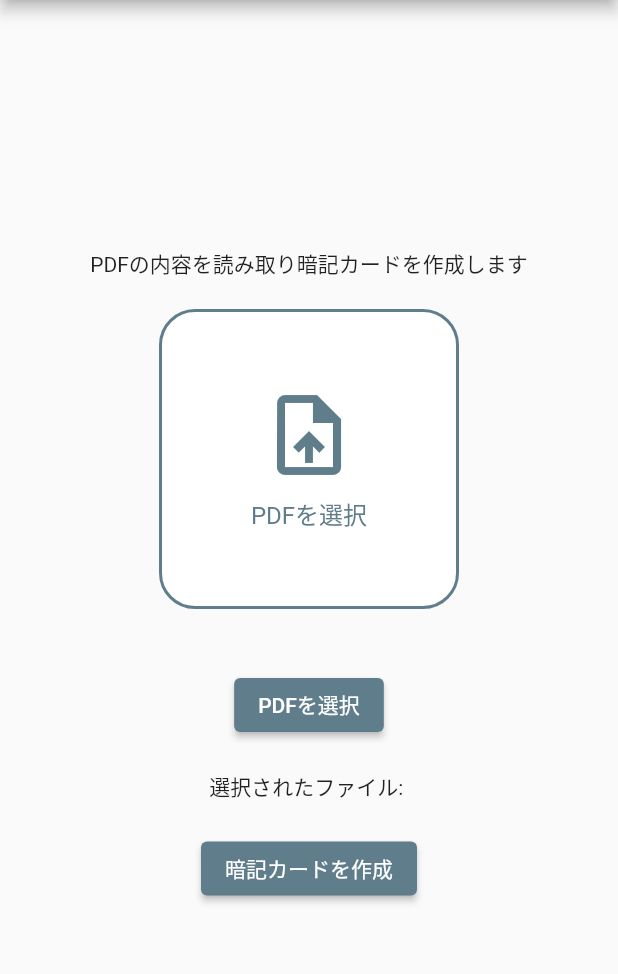
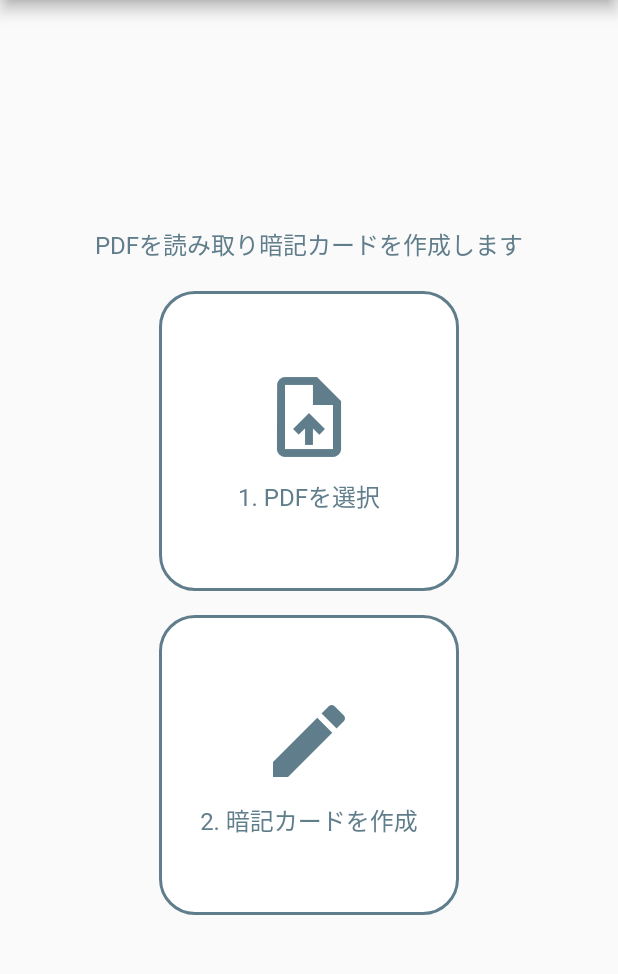
Before and after one commit to kou72/ai_flash_card, a Flutter app: the screen it shows after launch, on a phone screen of 412 x 824 dp, the part 84-1058 px from its top. Run offline on Flutter 3.47's test engine with Material 2 defaults, Android fonts, the phone set to English and light mode, and no system bars; our stand-ins replace file_picker.

Commit message:
startscreen.dartファイルの変更点を分析すると、以下のような変更が行われています。
- 92行目の文言が修正され、"PDFの内容を読み取り暗記カードを作成します"から"PDFを読み取り暗記カードを作成します"に変更されました。
- 93行目から98行目までのコードが追加され、新たなウィジェットが作成されました。
- 95行目から100行目までのコードがコメントアウトされ、一時的に無効化されました。
- 124行目のmarginの値が変更され、20.0から8.0に変更されました。
- 159行目の文言が修正され、"PDFを選択"から"1. PDFを選択"に変更されました。
- 188行目から264行目までのコードが追加され、新たなウィジェットが作成されました。

startscreen.dart
- 92行目の文言を修正し、"PDFの内容を読み取り暗記カードを作成します"から"PDFを読み取り暗記カードを作成します"に変更
- 93行目から98行目までのコードを追加し、新たなウィジェットを作成
- 95行目から100行目までのコードをコメントアウトし、一時的に無効化
- 124行目のmarginの値を変更し、20.0から8.0に変更
- 159行目の文言を修正し、"PDFを選択"から"1. PDFを選択"に変更
- 188行目から264行目までのコードを追加し、新たなウィジェットを作成

```diff
--- a/lib/startscreen.dart
+++ b/lib/startscreen.dart
@@ -89,18 +89,24 @@ class StartScreenState extends State<StartScreen> {
       mainAxisAlignment: MainAxisAlignment.center,
       children: <Widget>[
         const Text(
-          'PDFの内容を読み取り暗記カードを作成します',
+          'PDFを読み取り暗記カードを作成します',
+          style: TextStyle(
+            color: Colors.blueGrey,
+            fontSize: 16.0,
+          ),
         ),
+        const SizedBox(height: 12.0),
         _pdfPickContainer(),
-        const SizedBox(height: 20.0),
-        ElevatedButton(
-          onPressed: _pickPDF,
-          child: const Text('PDFを選択'),
-        ),
-        const SizedBox(height: 20.0),
-        Text('選択されたファイル: $_pickedFileName'),
-        const SizedBox(height: 20.0),
-        _createFlashcardsButton(),
+        _createFlashcardsContainer(),
+        // const SizedBox(height: 20.0),
+        // ElevatedButton(
+        //   onPressed: _pickPDF,
+        //   child: const Text('PDFを選択'),
+        // ),
+        // const SizedBox(height: 20.0),
+        // Text('選択されたファイル: $_pickedFileName'),
+        // const SizedBox(height: 20.0),
+        // _createFlashcardsButton(),
       ],
     );
   }
@@ -121,7 +127,7 @@ class StartScreenState extends State<StartScreen> {
     return GestureDetector(
       onTap: _pickPDF,
       child: Container(
-        margin: const EdgeInsets.all(20.0),
+        margin: const EdgeInsets.all(8.0),
         decoration: BoxDecoration(
           color: Colors.white,
           border: Border.all(
@@ -156,7 +162,7 @@ class StartScreenState extends State<StartScreen> {
         ),
         SizedBox(height: 8.0),
         Text(
-          'PDFを選択',
+          '1. PDFを選択',
           style: TextStyle(
             color: Colors.blueGrey,
             fontSize: 16.0,
@@ -181,6 +187,83 @@ class StartScreenState extends State<StartScreen> {
           style: const TextStyle(
             color: Colors.blueGrey,
             fontSize: 16.0,
+          ),
+        ),
+      ],
+    );
+  }
+
+  Widget _createFlashcardsContainer() {
+    return GestureDetector(
+      onTap: _createFlashcards,
+      child: Container(
+        margin: const EdgeInsets.all(8.0),
+        decoration: BoxDecoration(
+          color: Colors.white,
+          border: Border.all(
+            color: Colors.blueGrey,
+            width: 2.0,
+          ),
+          borderRadius: BorderRadius.circular(24.0),
+        ),
+        width: 200,
+        height: 200,
+        child: _createFlashcardsIconSwitcher(),
+      ),
+    );
+  }
+
+  Widget _createFlashcardsIconSwitcher() {
+    if (_isLoading == false) {
+      return Center(child: _createFlashcardsIcon());
+    } else {
+      return Center(child: _loadingIcon());
+    }
+  }
+
+  Widget _createFlashcardsIcon() {
+    return const Column(
+      mainAxisAlignment: MainAxisAlignment.center,
+      children: <Widget>[
+        Icon(
+          Icons.create,
+          color: Colors.blueGrey,
+          size: 64.0,
+        ),
+        SizedBox(height: 8.0),
+        Text(
+          '2. 暗記カードを作成',
+          style: TextStyle(
+            color: Colors.blueGrey,
+            fontSize: 16.0,
+          ),
+        ),
+      ],
+    );
+  }
+
+  Widget _loadingIcon() {
+    return const Column(
+      mainAxisAlignment: MainAxisAlignment.center,
+      children: <Widget>[
+        SizedBox(
+          width: 64.0,
+          height: 64.0,
+          child: CircularProgressIndicator(),
+        ),
+        SizedBox(height: 16.0),
+        Text(
+          '暗記カードを作成中',
+          style: TextStyle(
+            color: Colors.blueGrey,
+            fontSize: 16.0,
+          ),
+        ),
+        Text(
+          '※5分程かかる場合があります',
+          style: TextStyle(
+            color: Colors.blueGrey,
+            fontSize: 12.0,
           ),
         ),
       ],
```
